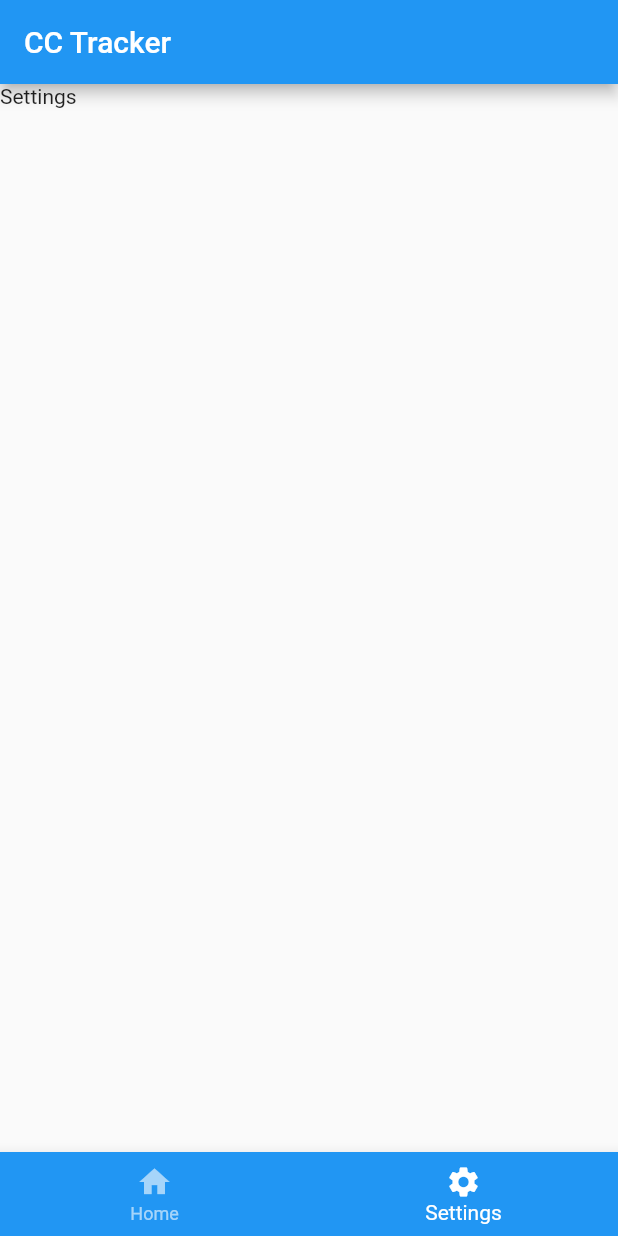
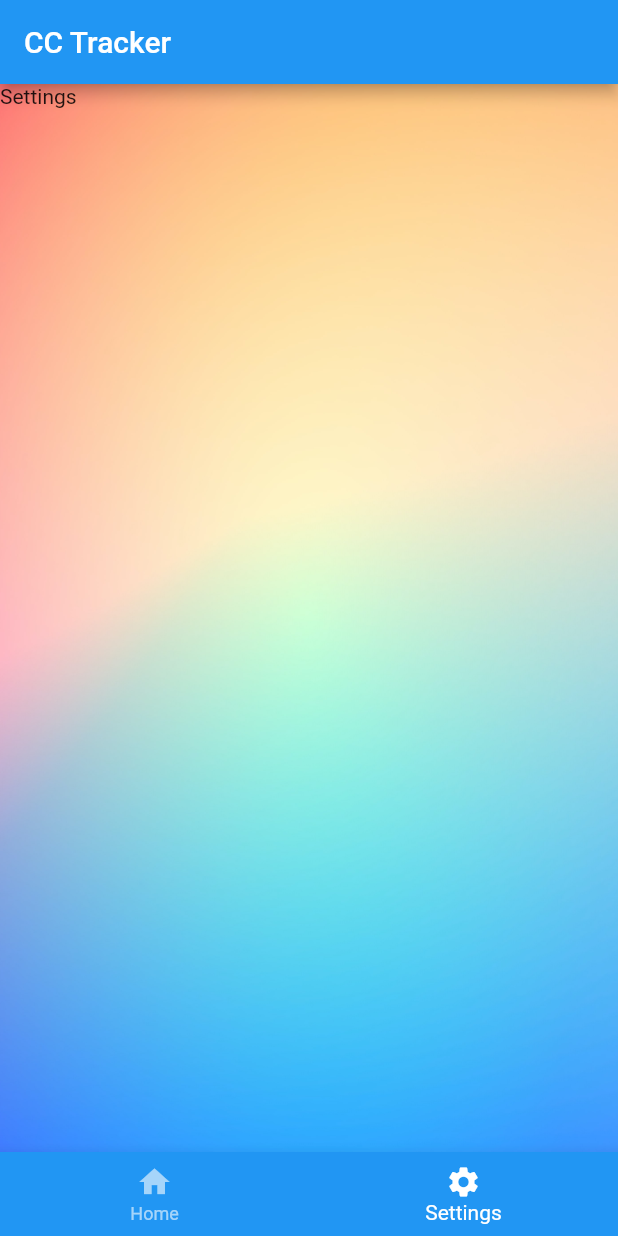
Before and after one commit to DmitryAfitserov/cctracker, a Flutter app: the screen it shows after launch, item 2 of the bottom bar chosen, on a phone screen of 412 x 824 dp. Run offline on Flutter 3.47's test engine with Material 2 defaults, Android fonts, the phone set to English and light mode, and no system bars; our stand-ins replace rxdart; network calls fail.

Commit message:
Added background image in settings page

```diff
--- a/lib/ui/CCBottomNavigationBar.dart
+++ b/lib/ui/CCBottomNavigationBar.dart
@@ -15,9 +15,6 @@ class CCBottomNavigationBar extends StatefulWidget {
 }
 
 class CCBottomNavigationBarState extends State<CCBottomNavigationBar>{
-
-
-
 
   int currentIndexBottomBar = 0;
   final List<Widget> childrenStates = [
--- a/lib/ui/SettingsStateBar.dart
+++ b/lib/ui/SettingsStateBar.dart
@@ -22,7 +22,24 @@ class SettingsStateBarState extends State<SettingsStateBar>{
           title: Text("CC Tracker"),
 
         ),
-        body: Text("Settings")
+        body: Container(
+          decoration: BoxDecoration(
+            image: DecorationImage(
+              image: AssetImage("assets/images/background_setting.jpg"),
+              fit: BoxFit.cover,
+            ),
+          ),
+          child: Scaffold(
+            backgroundColor: Colors.transparent,
+            body: Column(
+              children: [
+                Text("Settings")
+
+              ],
+            ),
+          )
+        ),
+
     );
   }
 }
--- a/pubspec.yaml
+++ b/pubspec.yaml
@@ -51,6 +51,9 @@ flutter:
   #   - images/a_dot_burr.jpeg
   #   - images/a_dot_ham.jpeg
 
+  assets:
+    - assets/images/
+
   # An image asset can refer to one or more resolution-specific "variants", see
   # https://flutter.dev/assets-and-images/#resolution-aware.
 
```
Also changed, not shown: assets/images/background_setting.jpg (added), 1 other file.
